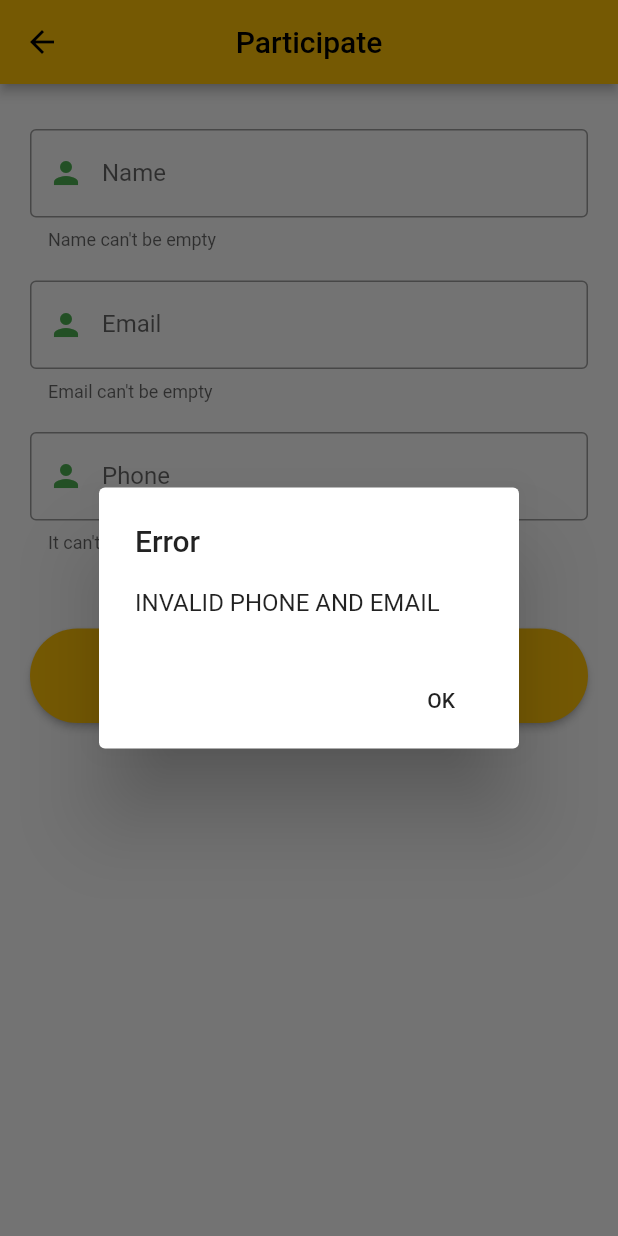
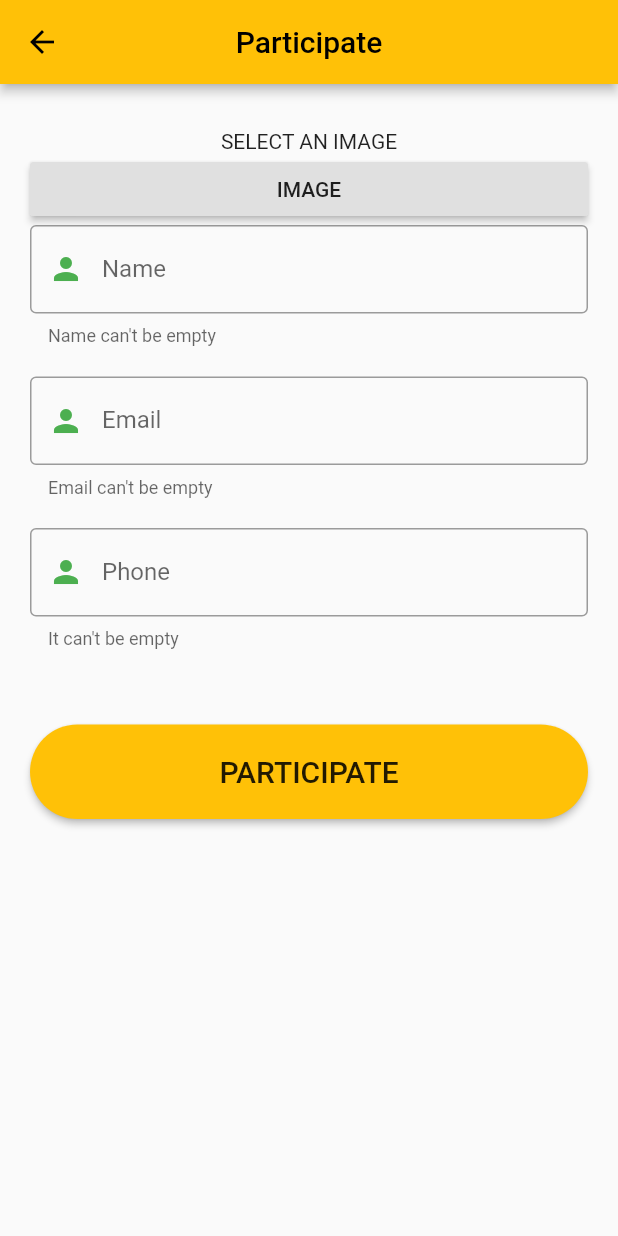
Before and after one commit to Engr-Owais/UserAppContest_Flutter, a Flutter app: the FormParticipate screen opened directly, after a tap on "PARTICIPATE", on a phone screen of 412 x 824 dp. Run offline on Flutter 3.47's test engine with Material 2 defaults, Android fonts, the phone set to English and light mode, and no system bars; our stand-ins replace cached_network_image, cloud_firestore, firebase_core, firebase_storage, google_fonts, image_picker; missing offline and left inert: vdialog; accounts and stored records are empty; Roboto replaces fonts that are missing (Aclonica).

Commit message:
IMAGE ADDED IN USER LIST  < UI CHANGE < VOTING

```diff
--- a/lib/Model/participateusermodel.dart
+++ b/lib/Model/participateusermodel.dart
@@ -2,12 +2,12 @@ class UserContestModel {
   String username;
   String email;
   String id;
-  String imageUrl;
+  String imageUrlUser;
   String phone;
   int votes;
 
 
-  UserContestModel({this.username, this.email, this.imageUrl , this.phone , this.votes,this.id });
+  UserContestModel({this.username, this.email, this.imageUrlUser , this.phone , this.votes,this.id });
 
   Map<String, dynamic> toMap() {
     var data = Map<String, dynamic>();
@@ -15,7 +15,7 @@ class UserContestModel {
     data["username"] =username;
     data["email"] = email;
     data["id"] =id;
-    data["imageUrl"] = imageUrl;
+    data["imageUrlUser"] = imageUrlUser;
     data["phone"] = phone;
     data["votes"] = votes;
 
@@ -26,7 +26,7 @@ class UserContestModel {
     username = parsedJson['username'];
     email = parsedJson['email'];
     id = parsedJson['id'];
-    imageUrl = parsedJson['imageUrl'];
+    imageUrlUser = parsedJson['imageUrlUser'];
     phone = parsedJson['phone'];
     votes = parsedJson['votes'];
   }
--- a/lib/Screens/OnGoingContest.dart
+++ b/lib/Screens/OnGoingContest.dart
@@ -24,7 +24,7 @@ class _OnGoingContestState extends State<OnGoingContest> {
       appBar: AppBar(
         elevation: 3.0,
         title: Text(
-          "CONTESTS",
+          "CONTESTS RUNNING",
           style: GoogleFonts.aclonica(color: Colors.black),
         ),
         centerTitle: true,
@@ -103,6 +103,7 @@ class _OnGoingContestState extends State<OnGoingContest> {
                                       print(list[index].id),
                                       print("GetIDD ${vari.getContestID()}")
                                     },
+                                    trailing: Icon(Icons.arrow_forward_ios),
                                   ),
                                 ),
                             ));
--- a/lib/Screens/ParticipationForm.dart
+++ b/lib/Screens/ParticipationForm.dart
@@ -1,8 +1,13 @@
+import 'dart:io';
+
 import 'package:contest_user_app/Model/participateusermodel.dart';
 import 'package:contest_user_app/dbhelper/db.dart';
+import 'package:firebase_storage/firebase_storage.dart';
 import 'package:flutter/material.dart';
 import 'package:google_fonts/google_fonts.dart';
 import 'package:flutter/cupertino.dart';
+import 'package:image_picker/image_picker.dart';
+import 'package:path/path.dart' as Path;
 
 class FormParticipate extends StatefulWidget {
   @override
@@ -23,6 +28,41 @@ class _FormParticipateState extends State<FormParticipate> {
       return null;
   }
 
+  final Database _firestore = Database();
+  final _globalkey = GlobalKey<FormState>();
+  TextEditingController _name = TextEditingController();
+  TextEditingController _email = TextEditingController();
+  TextEditingController _phone = TextEditingController();
+  // final ImagePicker _picker = ImagePicker();
+  File sampleimage;
+  String url;
+
+  _imgFromGallery() async {
+    //   // ignore: deprecated_member_use
+    // ignore: deprecated_member_use
+    var image = await ImagePicker.pickImage(source: ImageSource.gallery);
+
+    setState(() {
+      sampleimage = image;
+    });
+  }
+
+  Future<void> uploadStatusImage() async {
+    StorageReference storageReference = FirebaseStorage.instance
+        .ref()
+        .child('UserPictures/${Path.basename(sampleimage.path)}');
+    StorageUploadTask uploadTask = storageReference.putFile(sampleimage);
+    await uploadTask.onComplete;
+    print('File Uploaded');
+    await storageReference.getDownloadURL().then((fileURL) {
+      setState(() {
+        url = fileURL;
+      });
+
+      print(fileURL);
+    });
+  }
+
   String validateName(String value) {
     if (value.length < 3) {
       return 'Name must be more than 2 charater';
@@ -30,12 +70,6 @@ class _FormParticipateState extends State<FormParticipate> {
     return null;
   }
 
-  final Database _firestore = Database();
-  final _globalkey = GlobalKey<FormState>();
-  TextEditingController _name = TextEditingController();
-  TextEditingController _email = TextEditingController();
-  TextEditingController _phone = TextEditingController();
-  // final ImagePicker _picker = ImagePicker();
   @override
   Widget build(BuildContext context) {
     return Scaffold(
@@ -52,6 +86,15 @@ class _FormParticipateState extends State<FormParticipate> {
         child: ListView(
           padding: const EdgeInsets.symmetric(horizontal: 20, vertical: 30),
           children: <Widget>[
+            Center(
+              child: sampleimage == null
+                  ? Text("SELECT AN IMAGE")
+                  : enableUpload(),
+            ),
+            RaisedButton(
+              onPressed: () => {_imgFromGallery()},
+              child: Text("IMAGE"),
+            ),
             nameFormField(),
             SizedBox(
               height: 20,
@@ -65,13 +108,17 @@ class _FormParticipateState extends State<FormParticipate> {
               height: 50,
             ),
             RaisedButton(
-              onPressed: () {
+              onPressed: () async {
+                await uploadStatusImage();
                 final UserContestModel usercontestmodel = UserContestModel(
                     username: _name.text,
                     email: _email.text,
                     phone: _phone.text,
+                    imageUrlUser: url,
                     votes: 0);
 
+                print(
+                    "IMAGE URL AFTER BUTTON PRESS PARTICIPATE ${usercontestmodel.imageUrlUser} and $url");
                 if (regexEmail.hasMatch(_email.text) &&
                     regMobile.hasMatch(_phone.text)) {
                   _firestore.addContent(usercontestmodel);
@@ -88,12 +135,32 @@ class _FormParticipateState extends State<FormParticipate> {
                   _showDialogemail();
                 }
               },
-              shape: RoundedRectangleBorder(borderRadius: BorderRadius.circular(40)),
-              color: Colors.amber,elevation: 2.0,padding: EdgeInsets.all(20),
-              child: Text("PARTICIPATE", style: GoogleFonts.aBeeZee(fontSize: 20)),
+              shape: RoundedRectangleBorder(
+                  borderRadius: BorderRadius.circular(40)),
+              color: Colors.amber,
+              elevation: 2.0,
+              padding: EdgeInsets.all(20),
+              child:
+                  Text("PARTICIPATE", style: GoogleFonts.aBeeZee(fontSize: 20)),
             ),
           ],
         ),
+      ),
+    );
+  }
+
+  Widget enableUpload() {
+    return Container(
+      height: 300,
+      width: 300,
+      child: Column(
+        children: [
+          Image.file(
+            sampleimage,
+            height: 200,
+            width: 100,
+          )
+        ],
       ),
     );
   }
--- a/lib/dbhelper/db.dart
+++ b/lib/dbhelper/db.dart
@@ -37,7 +37,8 @@ class Database {
                   "id": document.id,
                   "username": document.data()['username'],
                   "email": document.data()['email'],
-                  "votes":document.data()['votes']
+                  "votes":document.data()['votes'],
+                  "imageUrlUser":document.data()['imageUrlUser']
                 }))
             .toList());
   }
--- a/pubspec.yaml
+++ b/pubspec.yaml
@@ -28,11 +28,15 @@ dependencies:
 
   get:
 
+  image_picker:
+
   cloud_firestore: ^0.14.1+2
 
   firebase_database: ^4.1.0
 
   firebase: ^7.3.0
+
+  firebase_storage: ^4.0.1
 
   gradient_widgets: ^0.5.1
 
```
Also changed, not shown: lib/Screens/Voting_Screen.dart (+57 -35 lines), pubspec.lock.
